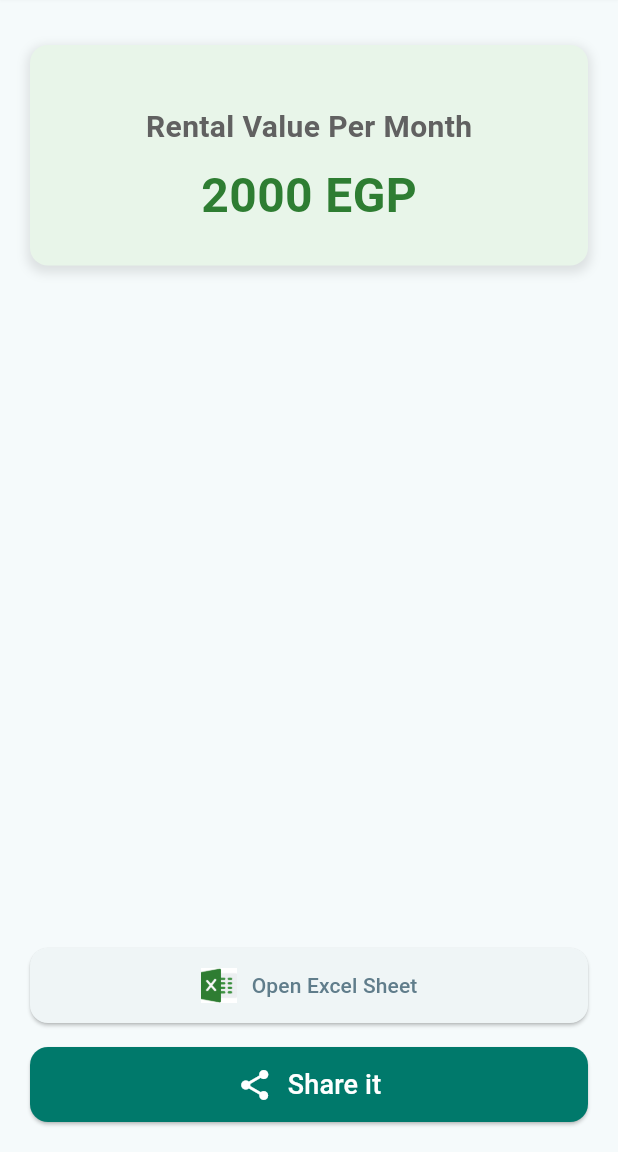
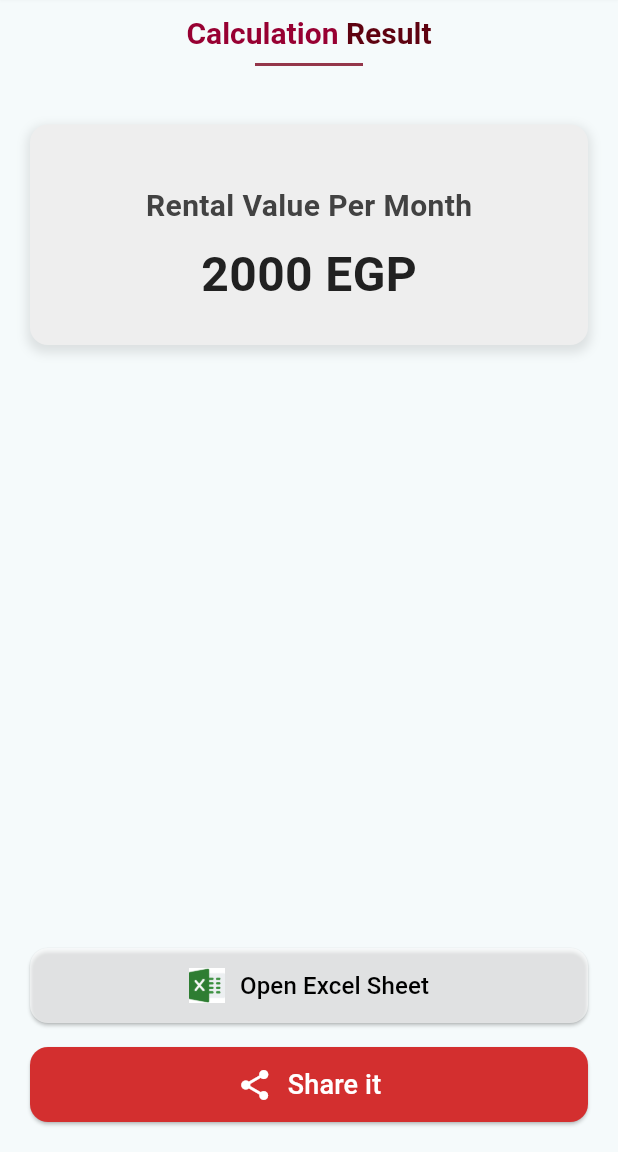
Before and after one commit to Amortization-Calculator/amortization-calculator-app, a Flutter app: the ResultScreen screen opened by its route, on a phone screen of 412 x 824 dp, the part 84-1236 px from its top. Run offline on Flutter 3.47's test engine with Material 3 defaults, Android fonts, the phone set to English and light mode, and no system bars; our stand-ins replace connectivity_plus, get, share_plus; missing offline and left inert: open_file_plus.

```diff
--- a/lib/screens/home_screen.dart
+++ b/lib/screens/home_screen.dart
@@ -1,5 +1,4 @@
 import 'package:flutter/material.dart';
-import 'package:flutter/services.dart';
 import 'package:amortization_calculator_app/screens/result_screen.dart';
 import 'package:amortization_calculator_app/widgets/drop_down_widget.dart';
 import 'package:amortization_calculator_app/widgets/text_form_widget.dart';
@@ -8,7 +7,7 @@
 enum AdvanceArrearsEnum { advance, arrears }
 
 class HomeScreen extends StatefulWidget {
-  const HomeScreen({Key? key}) : super(key: key);
+  const HomeScreen({super.key});
 
   @override
   State<HomeScreen> createState() => _HomeScreenState();
--- a/lib/screens/result_screen.dart
+++ b/lib/screens/result_screen.dart
@@ -4,6 +4,8 @@ import 'package:flutter/services.dart';
 import 'dart:io';
 import 'package:path_provider/path_provider.dart';
 import 'package:share_plus/share_plus.dart';
+
+import '../widgets/build_rich_text_widget.dart';
 
 class ResultScreen extends StatefulWidget {
   const ResultScreen({Key? key}) : super(key: key);
@@ -18,6 +20,7 @@ class _ResultScreenState extends State<ResultScreen> {
 
   Future<void> openFile() async {
     if (_fileToShare != null) {
+      // If the file is already created, try opening it
       final result = await OpenFile.open(_fileToShare!.path);
       setState(() {
         _openResult = "type=${result.type}  message=${result.message}";
@@ -49,6 +52,7 @@ class _ResultScreenState extends State<ResultScreen> {
       });
     }
   }
+
 
   void _showNoAppDialog() {
     showDialog(
@@ -88,13 +92,28 @@ class _ResultScreenState extends State<ResultScreen> {
         padding: const EdgeInsets.symmetric(horizontal: 20.0),
         child: Column(
           children: [
+            SizedBox(height: 10.0), // Adjust this value to move the section up
+            RichTextWidget(
+              firstText: 'Calculation ',
+              secondFontSize: 20,
+              firstFontSize: 20,
+              secondText: "Result",
+            ),
+            Divider(
+              height: 20,
+              thickness: 2,
+              indent: 150,
+              endIndent: 150,
+              color: Color(0xFF94364a),
+            ),
+
             SizedBox(height: 30.0), // Adjust this value to move the section up
             Container(
               padding: const EdgeInsets.all(24.0),
               width: double.infinity,
               constraints: BoxConstraints(maxWidth: 600),
               decoration: BoxDecoration(
-                color: Colors.green[50],
+                color: Colors.grey[200],
                 borderRadius: BorderRadius.circular(12.0),
                 boxShadow: [
                   BoxShadow(
@@ -114,7 +133,7 @@ class _ResultScreenState extends State<ResultScreen> {
                     style: TextStyle(
                       fontSize: 20.0,
                       fontWeight: FontWeight.w600,
-                      color: Colors.grey[700],
+                      color: Colors.grey[800],
                     ),
                   ),
                   SizedBox(height: 8.0),
@@ -123,7 +142,7 @@ class _ResultScreenState extends State<ResultScreen> {
                     style: TextStyle(
                       fontSize: 32.0,
                       fontWeight: FontWeight.bold,
-                      color: Colors.green[800],
+                      color: Colors.grey[900],
                     ),
                   ),
                 ],
@@ -133,12 +152,12 @@ class _ResultScreenState extends State<ResultScreen> {
             ElevatedButton(
               onPressed: openFile,
               style: ElevatedButton.styleFrom(
+                backgroundColor: Colors.white60,
                 padding: EdgeInsets.symmetric(horizontal: 20.0, vertical: 12.0),
                 minimumSize: Size(double.infinity, 50.0),
                 shape: RoundedRectangleBorder(
                   borderRadius: BorderRadius.circular(12.0),
                 ),
-
               ),
               child: Row(
                 mainAxisAlignment: MainAxisAlignment.center,
@@ -149,14 +168,22 @@ class _ResultScreenState extends State<ResultScreen> {
                     width: 24.0,
                   ),
                   SizedBox(width: 10.0),
-                  Text('Open Excel Sheet'),
+                  Text(
+                    'Open Excel Sheet',
+                    style: TextStyle(
+                      // backgroundColor: Colors.black,
+                      color: Colors.black,
+                      fontSize: 16,
+                    ),
+                  ),
                 ],
               ),
             ),
             SizedBox(height: 16.0),
             ElevatedButton(
               onPressed: () async {
-                final ByteData data = await rootBundle.load('lib/assets/test.xlsx');
+                final ByteData data =
+                await rootBundle.load('lib/assets/test.xlsx');
                 final Directory tempDir = await getTemporaryDirectory();
                 final File tempFile = File('${tempDir.path}/test.xlsx');
                 await tempFile.writeAsBytes(data.buffer.asUint8List());
@@ -164,7 +191,7 @@ class _ResultScreenState extends State<ResultScreen> {
                 Share.shareXFiles([XFile(_fileToShare!.path)]);
               },
               style: ElevatedButton.styleFrom(
-                backgroundColor: Colors.teal[700],
+                backgroundColor: Colors.red[700],
                 padding: EdgeInsets.symmetric(horizontal: 20.0, vertical: 12.0),
                 minimumSize: Size(double.infinity, 50.0),
                 shape: RoundedRectangleBorder(
@@ -174,12 +201,12 @@ class _ResultScreenState extends State<ResultScreen> {
               child: Row(
                 mainAxisAlignment: MainAxisAlignment.center,
                 children: [
-                  Icon(Icons.share, size: 24.0,color: Colors.white,),
+                  Icon(Icons.share, size: 24.0, color: Colors.white),
                   SizedBox(width: 10.0),
-                  Text('Share it',style: TextStyle(
-                    color: Colors.white,
-                    fontSize: 18
-                  ),),
+                  Text(
+                    'Share it',
+                    style: TextStyle(color: Colors.white, fontSize: 18),
+                  ),
                 ],
               ),
             ),
--- /dev/null
+++ b/lib/widgets/build_rich_text_widget.dart
@@ -0,0 +1,39 @@
+import 'package:flutter/material.dart';
+
+class RichTextWidget extends StatelessWidget {
+  final String firstText;
+  final String secondText;
+  final double firstFontSize;
+  final double secondFontSize;
+
+  const RichTextWidget({
+    required this.firstText,
+    required this.secondText,
+    required this.firstFontSize,
+    required this.secondFontSize,
+    Key? key,
+  }) : super(key: key);
+
+  @override
+  Widget build(BuildContext context) {
+    return RichText(
+      text: TextSpan(
+        text: firstText,
+        style: TextStyle(
+          fontSize: firstFontSize,
+          color: Color(0xFF970032), // Primary color
+          fontWeight: FontWeight.bold,
+        ),
+        children: <TextSpan>[
+          TextSpan(
+            text: secondText,
+            style: TextStyle(
+              fontSize: secondFontSize,
+              color: Color(0xFF5e0210), // Secondary color
+            ),
+          ),
+        ],
+      ),
+    );
+  }
+}
```
